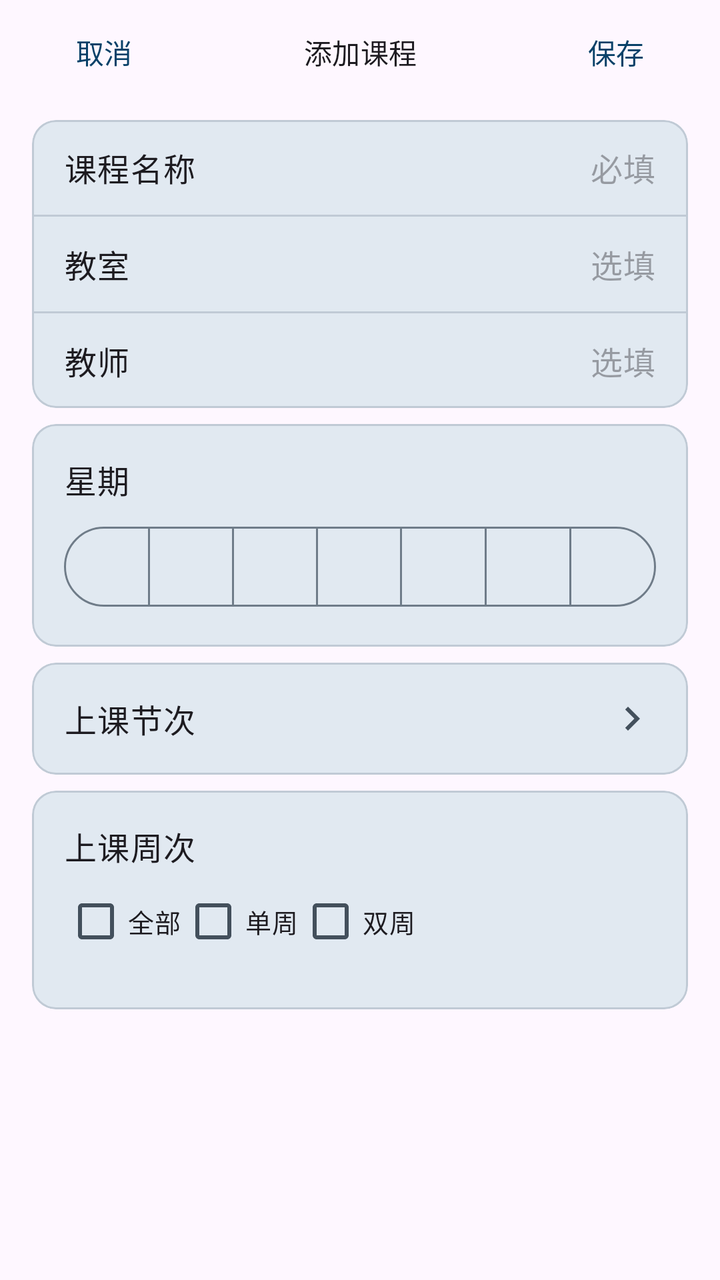
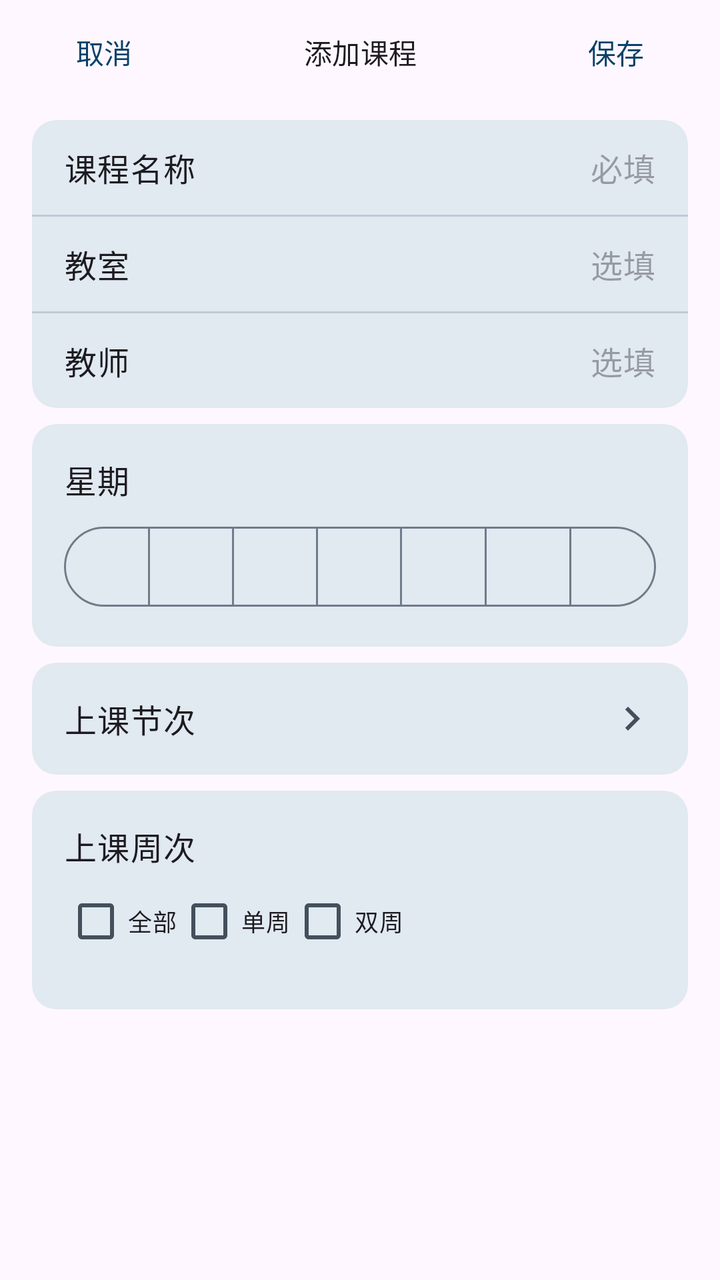

Two renders of the same Android screen: before a commit and after it. Below are the layout's source before the change and the commit's diff.
<!-- AndroidManifest.xml: application theme Theme.LanhangLite -->
<!-- res/layout/sheet_local_course_edit.xml -->
<?xml version="1.0" encoding="utf-8"?>
<LinearLayout xmlns:android="http://schemas.android.com/apk/res/android"
    xmlns:app="http://schemas.android.com/apk/res-auto"
    android:layout_width="match_parent"
    android:layout_height="match_parent"
    android:orientation="vertical">

    
    <LinearLayout
        android:layout_width="match_parent"
        android:layout_height="wrap_content"
        android:gravity="center_vertical"
        android:orientation="horizontal"
        android:paddingHorizontal="@dimen/space_sm"
        android:paddingVertical="@dimen/space_xxs">

        <com.google.android.material.button.MaterialButton
            android:id="@+id/btnCancel"
            style="@style/Widget.Material3.Button.TextButton"
            android:layout_width="wrap_content"
            android:layout_height="wrap_content"
            android:text="@string/common_cancel" />

        <TextView
            android:id="@+id/tvTitle"
            android:layout_width="0dp"
            android:layout_height="wrap_content"
            android:layout_weight="1"
            android:gravity="center"
            android:maxLines="1"
            android:text="@string/local_course_add"
            android:textAppearance="@style/TextAppearance.Lanhang.TitleSmall" />

        <com.google.android.material.button.MaterialButton
            android:id="@+id/btnSave"
            style="@style/Widget.Material3.Button.TextButton"
            android:layout_width="wrap_content"
            android:layout_height="wrap_content"
            android:text="@string/local_course_save" />
    </LinearLayout>

    <androidx.core.widget.NestedScrollView
        android:id="@+id/scroll"
        android:layout_width="match_parent"
        android:layout_height="0dp"
        android:layout_weight="1"
        android:clipToPadding="false"
        android:paddingHorizontal="@dimen/space_lg"
        android:paddingBottom="@dimen/space_xl">

        <LinearLayout
            android:layout_width="match_parent"
            android:layout_height="wrap_content"
            android:orientation="vertical">

            
            <com.google.android.material.card.MaterialCardView
                android:layout_width="match_parent"
                android:layout_height="wrap_content"
                android:layout_marginTop="@dimen/space_sm"
                app:cardBackgroundColor="?attr/colorSurfaceContainerHigh"
                app:cardCornerRadius="@dimen/corner_md"
                app:cardElevation="0dp">

                <LinearLayout
                    android:layout_width="match_parent"
                    android:layout_height="wrap_content"
                    android:orientation="vertical">

                    <LinearLayout
                        android:layout_width="match_parent"
                        android:layout_height="wrap_content"
                        android:gravity="center_vertical"
                        android:orientation="horizontal"
                        android:paddingHorizontal="@dimen/space_lg"
                        android:paddingVertical="@dimen/space_md">

                        <TextView
                            android:layout_width="0dp"
                            android:layout_height="wrap_content"
                            android:layout_weight="1"
                            android:text="@string/local_course_name"
                            android:textAppearance="@style/TextAppearance.Lanhang.BodyLarge" />

                        <EditText
                            android:id="@+id/etName"
                            android:layout_width="0dp"
                            android:layout_height="wrap_content"
                            android:layout_weight="1.8"
                            android:background="@null"
                            android:gravity="end"
                            android:hint="@string/local_course_required"
                            android:importantForAutofill="no"
                            android:inputType="text"
                            android:maxLines="1"
                            android:textAppearance="@style/TextAppearance.Lanhang.BodyLarge"
                            android:textColor="?attr/colorOnSurface" />
                    </LinearLayout>

                    <View
                        android:layout_width="match_parent"
                        android:layout_height="1dp"
                        android:background="?attr/colorOutlineVariant" />

                    <LinearLayout
                        android:layout_width="match_parent"
                        android:layout_height="wrap_content"
                        android:gravity="center_vertical"
                        android:orientation="horizontal"
                        android:paddingHorizontal="@dimen/space_lg"
                        android:paddingVertical="@dimen/space_md">

                        <TextView
                            android:layout_width="0dp"
                            android:layout_height="wrap_content"
                            android:layout_weight="1"
                            android:text="@string/local_course_room"
                            android:textAppearance="@style/TextAppearance.Lanhang.BodyLarge" />

                        <EditText
                            android:id="@+id/etRoom"
                            android:layout_width="0dp"
                            android:layout_height="wrap_content"
                            android:layout_weight="1.8"
                            android:background="@null"
                            android:gravity="end"
                            android:hint="@string/local_course_optional"
                            android:importantForAutofill="no"
                            android:inputType="text"
                            android:maxLines="1"
                            android:textAppearance="@style/TextAppearance.Lanhang.BodyLarge"
                            android:textColor="?attr/colorOnSurface" />
                    </LinearLayout>

                    <View
                        android:layout_width="match_parent"
                        android:layout_height="1dp"
                        android:background="?attr/colorOutlineVariant" />

                    <LinearLayout
                        android:layout_width="match_parent"
                        android:layout_height="wrap_content"
                        android:gravity="center_vertical"
                        android:orientation="horizontal"
                        android:paddingHorizontal="@dimen/space_lg"
                        android:paddingVertical="@dimen/space_md">

                        <TextView
                            android:layout_width="0dp"
                            android:layout_height="wrap_content"
                            android:layout_weight="1"
                            android:text="@string/local_course_teacher"
                            android:textAppearance="@style/TextAppearance.Lanhang.BodyLarge" />

                        <EditText
                            android:id="@+id/etTeacher"
                            android:layout_width="0dp"
                            android:layout_height="wrap_content"
                            android:layout_weight="1.8"
                            android:background="@null"
                            android:gravity="end"
                            android:hint="@string/local_course_optional"
                            android:importantForAutofill="no"
                            android:inputType="text"
                            android:maxLines="1"
                            android:textAppearance="@style/TextAppearance.Lanhang.BodyLarge"
                            android:textColor="?attr/colorOnSurface" />
                    </LinearLayout>
                </LinearLayout>
            </com.google.android.material.card.MaterialCardView>

            
            <com.google.android.material.card.MaterialCardView
                android:layout_width="match_parent"
                android:layout_height="wrap_content"
                android:layout_marginTop="@dimen/space_sm"
                app:cardBackgroundColor="?attr/colorSurfaceContainerHigh"
                app:cardCornerRadius="@dimen/corner_md"
                app:cardElevation="0dp">

                <LinearLayout
                    android:layout_width="match_parent"
                    android:layout_height="wrap_content"
                    android:orientation="vertical"
                    android:padding="@dimen/space_lg">

                    <TextView
                        android:layout_width="match_parent"
                        android:layout_height="wrap_content"
                        android:text="@string/local_course_day"
                        android:textAppearance="@style/TextAppearance.Lanhang.BodyLarge" />

                    <com.google.android.material.button.MaterialButtonToggleGroup
                        android:id="@+id/toggleDay"
                        android:layout_width="match_parent"
                        android:layout_height="wrap_content"
                        android:layout_marginTop="@dimen/space_sm"
                        app:selectionRequired="true"
                        app:singleSelection="true">

                        <com.google.android.material.button.MaterialButton
                            android:id="@+id/day0"
                            style="@style/Widget.Material3.Button.OutlinedButton"
                            android:layout_width="0dp"
                            android:layout_height="wrap_content"
                            android:layout_weight="1"
                            android:insetLeft="0dp"
                            android:insetRight="0dp"
                            android:minWidth="0dp"
                            android:paddingHorizontal="0dp"
                            android:textSize="12sp" />

                        <com.google.android.material.button.MaterialButton
                            android:id="@+id/day1"
                            style="@style/Widget.Material3.Button.OutlinedButton"
                            android:layout_width="0dp"
                            android:layout_height="wrap_content"
                            android:layout_weight="1"
                            android:insetLeft="0dp"
                            android:insetRight="0dp"
                            android:minWidth="0dp"
                            android:paddingHorizontal="0dp"
                            android:textSize="12sp" />

                        <com.google.android.material.button.MaterialButton
                            android:id="@+id/day2"
                            style="@style/Widget.Material3.Button.OutlinedButton"
                            android:layout_width="0dp"
                            android:layout_height="wrap_content"
                            android:layout_weight="1"
                            android:insetLeft="0dp"
                            android:insetRight="0dp"
                            android:minWidth="0dp"
                            android:paddingHorizontal="0dp"
                            android:textSize="12sp" />

                        <com.google.android.material.button.MaterialButton
                            android:id="@+id/day3"
                            style="@style/Widget.Material3.Button.OutlinedButton"
                            android:layout_width="0dp"
                            android:layout_height="wrap_content"
                            android:layout_weight="1"
                            android:insetLeft="0dp"
                            android:insetRight="0dp"
                            android:minWidth="0dp"
                            android:paddingHorizontal="0dp"
                            android:textSize="12sp" />

                        <com.google.android.material.button.MaterialButton
                            android:id="@+id/day4"
                            style="@style/Widget.Material3.Button.OutlinedButton"
                            android:layout_width="0dp"
                            android:layout_height="wrap_content"
                            android:layout_weight="1"
                            android:insetLeft="0dp"
                            android:insetRight="0dp"
                            android:minWidth="0dp"
                            android:paddingHorizontal="0dp"
                            android:textSize="12sp" />

                        <com.google.android.material.button.MaterialButton
                            android:id="@+id/day5"
                            style="@style/Widget.Material3.Button.OutlinedButton"
                            android:layout_width="0dp"
                            android:layout_height="wrap_content"
                            android:layout_weight="1"
                            android:insetLeft="0dp"
                            android:insetRight="0dp"
                            android:minWidth="0dp"
                            android:paddingHorizontal="0dp"
                            android:textSize="12sp" />

                        <com.google.android.material.button.MaterialButton
                            android:id="@+id/day6"
                            style="@style/Widget.Material3.Button.OutlinedButton"
                            android:layout_width="0dp"
                            android:layout_height="wrap_content"
                            android:layout_weight="1"
                            android:insetLeft="0dp"
                            android:insetRight="0dp"
                            android:minWidth="0dp"
                            android:paddingHorizontal="0dp"
                            android:textSize="12sp" />
                    </com.google.android.material.button.MaterialButtonToggleGroup>
                </LinearLayout>
            </com.google.android.material.card.MaterialCardView>

            
            <com.google.android.material.card.MaterialCardView
                android:id="@+id/cardSection"
                android:layout_width="match_parent"
                android:layout_height="wrap_content"
                android:layout_marginTop="@dimen/space_sm"
                android:clickable="true"
                android:focusable="true"
                app:cardBackgroundColor="?attr/colorSurfaceContainerHigh"
                app:cardCornerRadius="@dimen/corner_md"
                app:cardElevation="0dp">

                <LinearLayout
                    android:layout_width="match_parent"
                    android:layout_height="wrap_content"
                    android:gravity="center_vertical"
                    android:orientation="horizontal"
                    android:paddingHorizontal="@dimen/space_lg"
                    android:paddingVertical="@dimen/space_lg">

                    <TextView
                        android:layout_width="0dp"
                        android:layout_height="wrap_content"
                        android:layout_weight="1"
                        android:text="@string/local_course_class_periods"
                        android:textAppearance="@style/TextAppearance.Lanhang.BodyLarge" />

                    <TextView
                        android:id="@+id/tvSectionValue"
                        android:layout_width="wrap_content"
                        android:layout_height="wrap_content"
                        android:textAppearance="@style/TextAppearance.Lanhang.BodyLarge"
                        android:textColor="?attr/colorOnSurfaceVariant" />

                    <ImageView
                        android:layout_width="@dimen/space_xl"
                        android:layout_height="@dimen/space_xl"
                        android:layout_marginStart="@dimen/space_xxs"
                        android:contentDescription="@null"
                        android:src="@drawable/ic_chevron_right"
                        app:tint="?attr/colorOnSurfaceVariant" />
                </LinearLayout>
            </com.google.android.material.card.MaterialCardView>

            
            <com.google.android.material.card.MaterialCardView
                android:layout_width="match_parent"
                android:layout_height="wrap_content"
                android:layout_marginTop="@dimen/space_sm"
                app:cardBackgroundColor="?attr/colorSurfaceContainerHigh"
                app:cardCornerRadius="@dimen/corner_md"
                app:cardElevation="0dp">

                <LinearLayout
                    android:layout_width="match_parent"
                    android:layout_height="wrap_content"
                    android:orientation="vertical"
                    android:padding="@dimen/space_lg">

                    <TextView
                        android:layout_width="match_parent"
                        android:layout_height="wrap_content"
                        android:text="@string/local_course_class_weeks"
                        android:textAppearance="@style/TextAppearance.Lanhang.BodyLarge" />

                    <LinearLayout
                        android:layout_width="match_parent"
                        android:layout_height="wrap_content"
                        android:layout_marginTop="@dimen/space_xxs"
                        android:orientation="horizontal">

                        <com.google.android.material.checkbox.MaterialCheckBox
                            android:id="@+id/cbAll"
                            android:layout_width="wrap_content"
                            android:layout_height="wrap_content"
                            android:text="@string/local_course_all"
                            android:textSize="13sp" />

                        <com.google.android.material.checkbox.MaterialCheckBox
                            android:id="@+id/cbOdd"
                            android:layout_width="wrap_content"
                            android:layout_height="wrap_content"
                            android:text="@string/local_course_week_odd"
                            android:textSize="13sp" />

                        <com.google.android.material.checkbox.MaterialCheckBox
                            android:id="@+id/cbEven"
                            android:layout_width="wrap_content"
                            android:layout_height="wrap_content"
                            android:text="@string/local_course_week_even"
                            android:textSize="13sp" />
                    </LinearLayout>

                    <com.google.android.material.chip.ChipGroup
                        android:id="@+id/chipWeeks"
                        android:layout_width="match_parent"
                        android:layout_height="wrap_content"
                        android:layout_marginTop="@dimen/space_xs"
                        app:chipSpacingHorizontal="@dimen/space_xs"
                        app:chipSpacingVertical="@dimen/space_xxs"
                        app:singleSelection="false" />
                </LinearLayout>
            </com.google.android.material.card.MaterialCardView>

            
            <com.google.android.material.button.MaterialButton
                android:id="@+id/btnDelete"
                style="@style/Widget.Material3.Button.TextButton"
                android:layout_width="match_parent"
                android:layout_height="wrap_content"
                android:layout_marginTop="@dimen/space_sm"
                android:text="@string/local_course_delete"
                android:textColor="?attr/colorError"
                android:visibility="gone" />
        </LinearLayout>
    </androidx.core.widget.NestedScrollView>
</LinearLayout>
<!-- resources referenced by this layout -->
<resources>
  <dimen name="corner_md">12dp</dimen>
  <dimen name="space_lg">16dp</dimen>
  <dimen name="space_md">12dp</dimen>
  <dimen name="space_sm">8dp</dimen>
  <dimen name="space_xl">24dp</dimen>
  <dimen name="space_xs">4dp</dimen>
  <dimen name="space_xxs">2dp</dimen>
  <!-- drawable ic_chevron_right (drawable) -->
  <?xml version="1.0" encoding="utf-8"?>
  <vector xmlns:android="http://schemas.android.com/apk/res/android"
      android:width="24dp"
      android:height="24dp"
      android:viewportWidth="24"
      android:viewportHeight="24"
      android:tint="?attr/colorControlNormal">
      <path
          android:fillColor="@android:color/white"
          android:pathData="M10,6L8.59,7.41 13.17,12l-4.58,4.59L10,18l6,-6z" />
  </vector>
  <string name="common_cancel">取消</string>
  <string name="local_course_add">添加课程</string>
  <string name="local_course_all">全部</string>
  <string name="local_course_class_periods">上课节次</string>
  <string name="local_course_class_weeks">上课周次</string>
  <string name="local_course_day">星期</string>
  <string name="local_course_delete">删除</string>
  <string name="local_course_name">课程名称</string>
  <string name="local_course_optional">选填</string>
  <string name="local_course_required">必填</string>
  <string name="local_course_room">教室</string>
  <string name="local_course_save">保存</string>
  <string name="local_course_teacher">教师</string>
  <string name="local_course_week_even">双周</string>
  <string name="local_course_week_odd">单周</string>
  <style name="TextAppearance.Lanhang.BodyLarge" parent="TextAppearance.Material3.BodyLarge">
          <item name="android:textSize">@dimen/text_body_large</item>
      </style>
  <style name="TextAppearance.Lanhang.TitleSmall" parent="TextAppearance.Material3.TitleSmall">
          <item name="android:textSize">@dimen/text_title_small</item>
      </style>
  <style name="Theme.LanhangLite" parent="Base.Theme.LanhangLite" />
  <dimen name="text_body_large">16sp</dimen>
  <dimen name="text_title_small">14sp</dimen>
  <color name="primary">#084168</color>
  <color name="on_primary">#FFFFFFFF</color>
  <color name="primary_container">#D4E9F7</color>
  <color name="on_primary_container">#052F4A</color>
  <color name="secondary_container">#D4E9F7</color>
  <color name="on_secondary_container">#052F4A</color>
  <color name="surface">#F7F9FC</color>
  <color name="surface_container_lowest">#FFFFFF</color>
  <color name="surface_container_low">#F0F4F9</color>
  <color name="surface_container">#EAF0F6</color>
  <color name="surface_container_high">#E1E9F1</color>
  <color name="surface_container_highest">#D9E2EC</color>
  <color name="surface_variant">#DCE5EE</color>
  <color name="on_surface">#10161C</color>
  <color name="on_surface_variant">#43505C</color>
  <color name="outline">#6F7C89</color>
  <color name="outline_variant">#C0CAD5</color>
  <!-- unchanged entries left out for length: 1 -->
</resources>

<!-- the commit's change to res/layout/sheet_local_course_edit.xml (unified diff, before → after) -->
@@ -55,12 +55,10 @@
 
             
             <com.google.android.material.card.MaterialCardView
-                android:layout_width="match_parent"
-                android:layout_height="wrap_content"
-                android:layout_marginTop="@dimen/space_sm"
-                app:cardBackgroundColor="?attr/colorSurfaceContainerHigh"
-                app:cardCornerRadius="@dimen/corner_md"
-                app:cardElevation="0dp">
+                style="@style/Widget.Lanhang.Card.Sheet"
+                android:layout_width="match_parent"
+                android:layout_height="wrap_content"
+                android:layout_marginTop="@dimen/space_sm">
 
                 <LinearLayout
                     android:layout_width="match_parent"
@@ -171,12 +169,10 @@
 
             
             <com.google.android.material.card.MaterialCardView
-                android:layout_width="match_parent"
-                android:layout_height="wrap_content"
-                android:layout_marginTop="@dimen/space_sm"
-                app:cardBackgroundColor="?attr/colorSurfaceContainerHigh"
-                app:cardCornerRadius="@dimen/corner_md"
-                app:cardElevation="0dp">
+                style="@style/Widget.Lanhang.Card.Sheet"
+                android:layout_width="match_parent"
+                android:layout_height="wrap_content"
+                android:layout_marginTop="@dimen/space_sm">
 
                 <LinearLayout
                     android:layout_width="match_parent"
@@ -208,7 +204,7 @@
                             android:insetRight="0dp"
                             android:minWidth="0dp"
                             android:paddingHorizontal="0dp"
-                            android:textSize="12sp" />
+                            android:textSize="@dimen/text_body_small" />
 
                         <com.google.android.material.button.MaterialButton
                             android:id="@+id/day1"
@@ -220,7 +216,7 @@
                             android:insetRight="0dp"
                             android:minWidth="0dp"
                             android:paddingHorizontal="0dp"
-                            android:textSize="12sp" />
+                            android:textSize="@dimen/text_body_small" />
 
                         <com.google.android.material.button.MaterialButton
                             android:id="@+id/day2"
@@ -232,7 +228,7 @@
                             android:insetRight="0dp"
                             android:minWidth="0dp"
                             android:paddingHorizontal="0dp"
-                            android:textSize="12sp" />
+                            android:textSize="@dimen/text_body_small" />
 
                         <com.google.android.material.button.MaterialButton
                             android:id="@+id/day3"
@@ -244,7 +240,7 @@
                             android:insetRight="0dp"
                             android:minWidth="0dp"
                             android:paddingHorizontal="0dp"
-                            android:textSize="12sp" />
+                            android:textSize="@dimen/text_body_small" />
 
                         <com.google.android.material.button.MaterialButton
                             android:id="@+id/day4"
@@ -256,7 +252,7 @@
                             android:insetRight="0dp"
                             android:minWidth="0dp"
                             android:paddingHorizontal="0dp"
-                            android:textSize="12sp" />
+                            android:textSize="@dimen/text_body_small" />
 
                         <com.google.android.material.button.MaterialButton
                             android:id="@+id/day5"
@@ -268,7 +264,7 @@
                             android:insetRight="0dp"
                             android:minWidth="0dp"
                             android:paddingHorizontal="0dp"
-                            android:textSize="12sp" />
+                            android:textSize="@dimen/text_body_small" />
 
                         <com.google.android.material.button.MaterialButton
                             android:id="@+id/day6"
@@ -280,7 +276,7 @@
                             android:insetRight="0dp"
                             android:minWidth="0dp"
                             android:paddingHorizontal="0dp"
-                            android:textSize="12sp" />
+                            android:textSize="@dimen/text_body_small" />
                     </com.google.android.material.button.MaterialButtonToggleGroup>
                 </LinearLayout>
             </com.google.android.material.card.MaterialCardView>
@@ -288,14 +284,12 @@
             
             <com.google.android.material.card.MaterialCardView
                 android:id="@+id/cardSection"
+                style="@style/Widget.Lanhang.Card.Sheet"
                 android:layout_width="match_parent"
                 android:layout_height="wrap_content"
                 android:layout_marginTop="@dimen/space_sm"
                 android:clickable="true"
-                android:focusable="true"
-                app:cardBackgroundColor="?attr/colorSurfaceContainerHigh"
-                app:cardCornerRadius="@dimen/corner_md"
-                app:cardElevation="0dp">
+                android:focusable="true">
 
                 <LinearLayout
                     android:layout_width="match_parent"
@@ -331,12 +325,10 @@
 
             
             <com.google.android.material.card.MaterialCardView
-                android:layout_width="match_parent"
-                android:layout_height="wrap_content"
-                android:layout_marginTop="@dimen/space_sm"
-                app:cardBackgroundColor="?attr/colorSurfaceContainerHigh"
-                app:cardCornerRadius="@dimen/corner_md"
-                app:cardElevation="0dp">
+                style="@style/Widget.Lanhang.Card.Sheet"
+                android:layout_width="match_parent"
+                android:layout_height="wrap_content"
+                android:layout_marginTop="@dimen/space_sm">
 
                 <LinearLayout
                     android:layout_width="match_parent"
@@ -361,21 +353,21 @@
                             android:layout_width="wrap_content"
                             android:layout_height="wrap_content"
                             android:text="@string/local_course_all"
-                            android:textSize="13sp" />
+                            android:textSize="@dimen/text_body_small" />
 
                         <com.google.android.material.checkbox.MaterialCheckBox
                             android:id="@+id/cbOdd"
                             android:layout_width="wrap_content"
                             android:layout_height="wrap_content"
                             android:text="@string/local_course_week_odd"
-                            android:textSize="13sp" />
+                            android:textSize="@dimen/text_body_small" />
 
                         <com.google.android.material.checkbox.MaterialCheckBox
                             android:id="@+id/cbEven"
                             android:layout_width="wrap_content"
                             android:layout_height="wrap_content"
                             android:text="@string/local_course_week_even"
-                            android:textSize="13sp" />
+                            android:textSize="@dimen/text_body_small" />
                     </LinearLayout>
 
                     <com.google.android.material.chip.ChipGroup
<!-- resource entries referenced after the edit -->
@@ -7,6 +7,7 @@
   <dimen name="space_xl">24dp</dimen>
   <dimen name="space_xs">4dp</dimen>
   <dimen name="space_xxs">2dp</dimen>
+  <dimen name="text_body_small">12sp</dimen>
   <!-- drawable ic_chevron_right (drawable) -->
   <?xml version="1.0" encoding="utf-8"?>
   <vector xmlns:android="http://schemas.android.com/apk/res/android"
@@ -40,6 +41,12 @@
   <style name="TextAppearance.Lanhang.TitleSmall" parent="TextAppearance.Material3.TitleSmall">
           <item name="android:textSize">@dimen/text_title_small</item>
       </style>
+  <style name="Widget.Lanhang.Card.Sheet" parent="Widget.Material3.CardView.Filled">
+          <item name="cardBackgroundColor">?attr/colorSurfaceContainerHigh</item>
+          <item name="cardCornerRadius">@dimen/corner_md</item>
+          <item name="cardElevation">0dp</item>
+          <item name="strokeWidth">0dp</item>
+      </style>
   <style name="Theme.LanhangLite" parent="Base.Theme.LanhangLite" />
   <dimen name="text_body_large">16sp</dimen>
   <dimen name="text_title_small">14sp</dimen>
